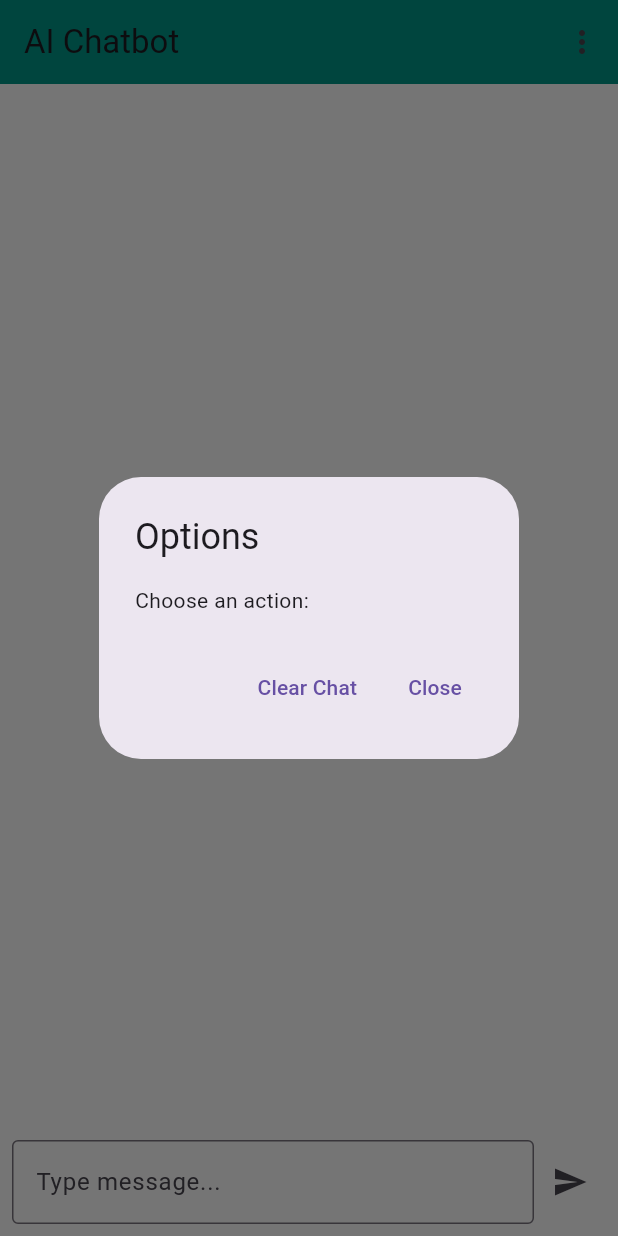
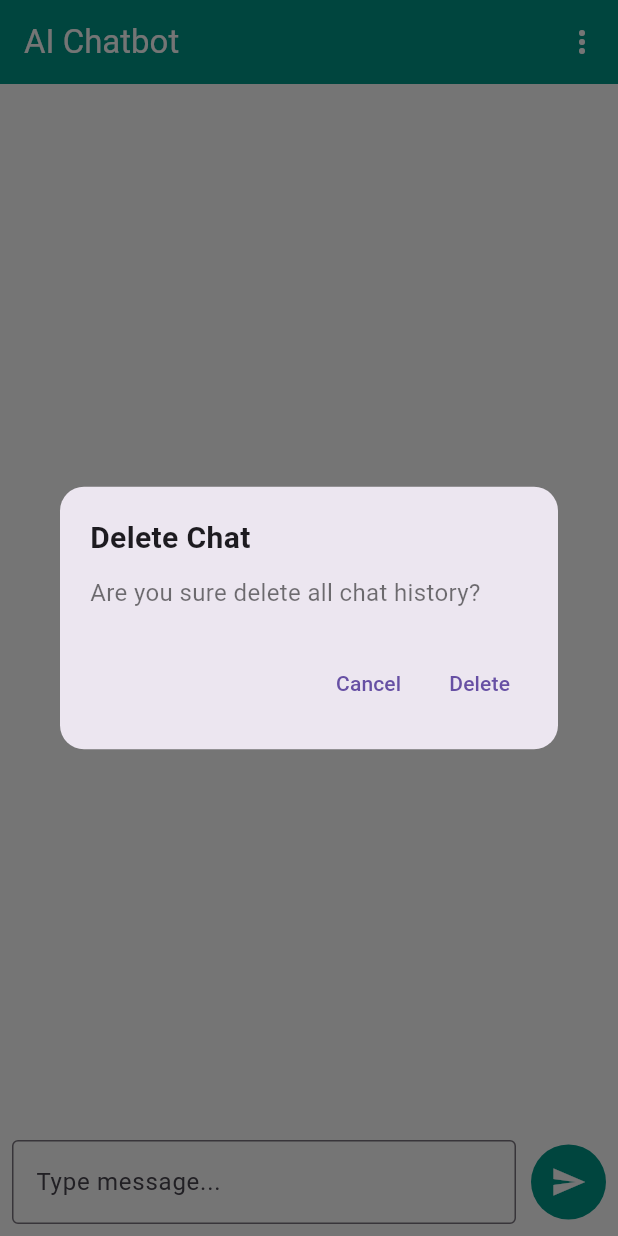
Before and after one commit to Jahid01234/Ai-Chatbot, a Flutter app: the screen it shows after launch, after a tap on the "more vert" icon, on a phone screen of 412 x 824 dp. Run offline on Flutter 3.47's test engine with Material 3 defaults, Android fonts, the phone set to English and light mode, and no system bars; our stand-ins replace animated_text_kit, get, google_fonts, sqflite; missing offline and left inert: gpt_markdown; accounts and stored records are empty.

Commit message:
add chat delete dialog.........

```diff
--- a/lib/core/const/url/urls.dart
+++ b/lib/core/const/url/urls.dart
@@ -1,5 +1,5 @@
 class Urls{
 
-  static const String url = "your gemini api key here";
+  static const String url = "your api key here";
 
 }
--- /dev/null
+++ b/lib/core/style/custom_alert_dialog.dart
@@ -0,0 +1,68 @@
+import 'package:flutter/material.dart';
+
+class CustomAlertDialog extends StatelessWidget {
+  final String title;
+  final String description;
+  final VoidCallback onConfirm;
+  final VoidCallback onCancel;
+
+  const CustomAlertDialog({
+    super.key,
+    required this.title,
+    required this.description,
+    required this.onConfirm,
+    required this.onCancel,
+  });
+
+  @override
+  Widget build(BuildContext context) {
+    return Dialog(
+      shape: RoundedRectangleBorder(
+        borderRadius: BorderRadius.circular(16),
+      ),
+      child: Padding(
+        padding: const EdgeInsets.all(20),
+        child: Column(
+          mainAxisSize: MainAxisSize.min,
+          crossAxisAlignment: CrossAxisAlignment.start,
+          children: [
+            Text(
+              title,
+              style: const TextStyle(
+                fontSize: 20,
+                fontWeight: FontWeight.bold,
+              ),
+            ),
+
+            const SizedBox(height: 10),
+
+            Text(
+              description,
+              style: const TextStyle(
+                fontSize: 16,
+                color: Colors.black54,
+              ),
+            ),
+
+            const SizedBox(height: 25),
+
+            Row(
+              mainAxisAlignment: MainAxisAlignment.end,
+              children: [
+                TextButton(
+                  onPressed: onCancel,
+                  child: const Text("Cancel"),
+                ),
+                const SizedBox(width: 8),
+                TextButton(
+                  onPressed: onConfirm,
+                  child: const Text("Delete"),
+                ),
+              ],
+            )
+          ],
+        ),
+      ),
+    );
+  }
+}
--- a/lib/features/chat/view/chat_screen.dart
+++ b/lib/features/chat/view/chat_screen.dart
@@ -1,42 +1,38 @@
+import 'package:ai_chatbot/core/style/custom_alert_dialog.dart';
+import 'package:ai_chatbot/features/chat/controller/chat_controller.dart';
 import 'package:ai_chatbot/features/chat/view/widgets/message_bubble.dart';
 import 'package:animated_text_kit/animated_text_kit.dart';
 import 'package:flutter/material.dart';
 import 'package:get/get.dart';
-import '../controller/chat_controller.dart';
+
 
 class ChatScreen extends StatelessWidget {
   ChatScreen({super.key});
 
   final ChatController controller = Get.put(ChatController());
 
-
   @override
   Widget build(BuildContext context) {
     return Scaffold(
       appBar: AppBar(
         backgroundColor: Colors.teal,
-        title: Text("AI Chatbot"),
+        title: Text("AI Chatbot", style: TextStyle(color: Colors.white)),
         actions: [
           IconButton(
-            icon: Icon(Icons.more_vert),
+            icon: Icon(Icons.more_vert, color: Colors.white),
             onPressed: () {
-              Get.dialog(
-                AlertDialog(
-                  title: Text("Options"),
-                  content: Text("Choose an action:"),
-                  actions: [
-                    TextButton(
-                      onPressed: () {
+              showDialog(
+                context: context,
+                builder: (_) => CustomAlertDialog(
+                  title: "Delete Chat",
+                  description: "Are you sure delete all chat history?",
+                  onConfirm: () {
                     controller.clearChat();
-                        Get.back();
+                    Navigator.pop(context);
                   },
-                      child: Text("Clear Chat"),
-                    ),
-                    TextButton(
-                      onPressed: () => Get.back(),
-                      child: Text("Close"),
-                    ),
-                  ],
+                  onCancel: () {
+                    Navigator.pop(context);
+                  },
                 ),
               );
             },
@@ -106,12 +102,22 @@ class ChatScreen extends StatelessWidget {
                     ),
                   ),
                 ),
-                IconButton(
-                  icon: Icon(Icons.send),
-                  onPressed: () {
+                SizedBox(width: 10),
+                GestureDetector(
+                  onTap: () {
                     controller.sendMessage(controller.inputCtrl.text);
                     controller.inputCtrl.clear();
                   },
+                  child: Container(
+                    height: 50,
+                    width: 50,
+                    padding: EdgeInsets.all(10),
+                    decoration: BoxDecoration(
+                      color: Colors.teal,
+                      borderRadius: BorderRadius.circular(50),
+                    ),
+                    child: Center(child: Icon(Icons.send, color: Colors.white)),
+                  ),
                 ),
               ],
             ),
--- a/lib/features/chat/view/widgets/message_bubble.dart
+++ b/lib/features/chat/view/widgets/message_bubble.dart
@@ -1,4 +1,5 @@
 import 'package:flutter/material.dart';
+import 'package:gpt_markdown/gpt_markdown.dart';
 
 class MessageBubble extends StatelessWidget {
   final String message;
@@ -21,10 +22,11 @@ class MessageBubble extends StatelessWidget {
           color: isUser ? Colors.blue : Colors.grey.shade300,
           borderRadius: BorderRadius.circular(12),
         ),
-        child: Text(
-          message,
-          style: TextStyle(color: isUser ? Colors.white : Colors.black),
-        ),
+        child: GptMarkdown(
+            message,
+            style: TextStyle(color: isUser ? Colors.white : Colors.black),
+          ),
+
       ),
     );
   }
--- a/pubspec.yaml
+++ b/pubspec.yaml
@@ -40,6 +40,7 @@ dependencies:
   http: ^1.6.0
   google_fonts: ^6.3.2
   animated_text_kit: ^4.3.0
+  gpt_markdown: ^1.1.4
 
 dev_dependencies:
   flutter_test:
```
Also changed, not shown: pubspec.lock. Lines whose indentation alone changed are shown as unchanged.
